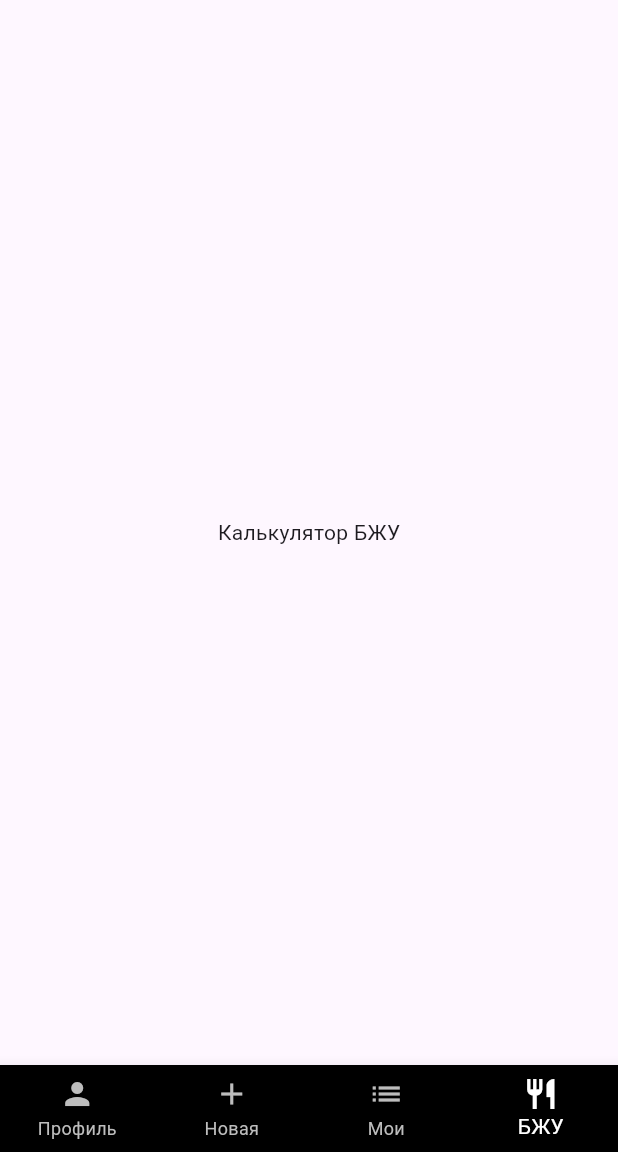
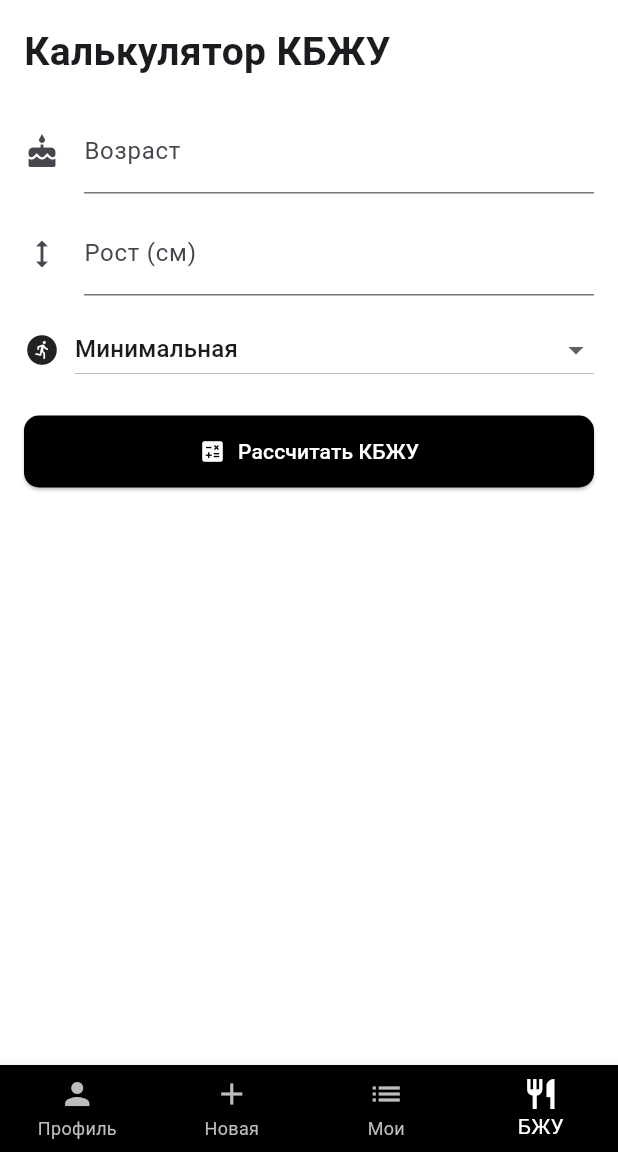
Before and after one commit to lon2graf/OnlyTestosteroneApp, a Flutter app: the HomeScreen screen opened by its route, item 4 of the bottom bar chosen, on a phone screen of 412 x 824 dp, the part 84-1236 px from its top. Run offline on Flutter 3.47's test engine with Material 3 defaults, Android fonts, the phone set to English and light mode, and no system bars; our stand-ins replace flutter_dotenv, flutter_svg, go_router, shared_preferences, supabase_flutter; accounts and stored records are empty; project files that could hold a hidden picture were left out.

Commit message:
сделал экран рассчета кбжу

```diff
--- a/lib/screens/calculator_screen.dart
+++ b/lib/screens/calculator_screen.dart
@@ -0,0 +1,185 @@
+import 'package:flutter/material.dart';
+import 'package:only_testosterone/models/user_model.dart';
+import 'package:only_testosterone/services/user_preferences.dart';
+import 'package:only_testosterone/services/user_services.dart';
+
+class CalculatorScreen extends StatefulWidget {
+  const CalculatorScreen({super.key});
+
+  @override
+  State<CalculatorScreen> createState() => _CalculatorScreenState();
+}
+
+class _CalculatorScreenState extends State<CalculatorScreen> {
+  final TextEditingController _ageController = TextEditingController();
+  final TextEditingController _heightController = TextEditingController();
+
+  double _activityLevel = 1.2;
+  double? _calories;
+  double? _protein;
+  double? _fats;
+  double? _carbs;
+
+  UserModel? _user;
+
+  @override
+  void initState() {
+    super.initState();
+    _loadUser();
+  }
+
+  Future<void> _loadUser() async {
+    final userId = await UserPreferences.getUserId();
+    if (userId != null) {
+      final user = await UserServices.getUserById(userId);
+      setState(() {
+        _user = user;
+      });
+    }
+  }
+
+  void _showError(String message) {
+    ScaffoldMessenger.of(context).showSnackBar(
+      SnackBar(content: Text(message), backgroundColor: Colors.red),
+    );
+  }
+
+  void _calculate() {
+    final weight = _user?.weight ?? 0;
+    final gender = _user?.gender;
+    final height = double.tryParse(_heightController.text);
+    final age = int.tryParse(_ageController.text);
+
+    if (weight <= 0 || gender == null) {
+      _showError("Не удалось загрузить данные пользователя.");
+      return;
+    }
+
+    if (age == null || age < 0 || age > 110) {
+      _showError("Введите возраст от 0 до 110.");
+      return;
+    }
+
+    if (height == null || height < 100 || height > 230) {
+      _showError("Введите рост от 100 до 230 см.");
+      return;
+    }
+
+    double bmr = gender == 'М'
+        ? 10 * weight + 6.25 * height - 5 * age + 5
+        : 10 * weight + 6.25 * height - 5 * age - 161;
+
+    final tdee = bmr * _activityLevel;
+
+    setState(() {
+      _calories = tdee;
+      _protein = weight * 2.0;
+      _fats = weight * 1.0;
+      _carbs = (tdee - (_protein! * 4 + _fats! * 9)) / 4;
+    });
+  }
+
+  @override
+  Widget build(BuildContext context) {
+    return SafeArea(
+      child: Container(
+        color: Colors.white,
+        padding: const EdgeInsets.all(16),
+        child: ListView(
+          children: [
+            const Text(
+              "Калькулятор КБЖУ",
+              style: TextStyle(fontSize: 26, fontWeight: FontWeight.bold),
+            ),
+            const SizedBox(height: 20),
+            TextField(
+              controller: _ageController,
+              keyboardType: TextInputType.number,
+              decoration: const InputDecoration(
+                icon: Icon(Icons.cake),
+                labelText: "Возраст",
+              ),
+            ),
+            const SizedBox(height: 12),
+            TextField(
+              controller: _heightController,
+              keyboardType: TextInputType.number,
+              decoration: const InputDecoration(
+                icon: Icon(Icons.height),
+                labelText: "Рост (см)",
+              ),
+            ),
+            const SizedBox(height: 12),
+            Row(
+              children: [
+                const Icon(Icons.run_circle),
+                const SizedBox(width: 10),
+                Expanded(
+                  child: DropdownButton<double>(
+                    isExpanded: true,
+                    value: _activityLevel,
+                    items: const [
+                      DropdownMenuItem(value: 1.2, child: Text("Минимальная")),
+                      DropdownMenuItem(value: 1.375, child: Text("Низкая (1-2 тренировки)")),
+                      DropdownMenuItem(value: 1.55, child: Text("Средняя (3-4 тренировки)")),
+                      DropdownMenuItem(value: 1.725, child: Text("Высокая (5+ тренировок)")),
+                      DropdownMenuItem(value: 1.9, child: Text("Очень высокая (2х в день)")),
+                    ],
+                    onChanged: (value) {
+                      setState(() {
+                        _activityLevel = value!;
+                      });
+                    },
+                  ),
+                ),
+              ],
+            ),
+            const SizedBox(height: 20),
+            ElevatedButton(
+              onPressed: _calculate,
+              style: ElevatedButton.styleFrom(
+                backgroundColor: Colors.black,
+                foregroundColor: Colors.white,
+                padding: const EdgeInsets.symmetric(vertical: 14),
+                shape: RoundedRectangleBorder(
+                  borderRadius: BorderRadius.circular(10),
+                ),
+              ),
+              child: const Row(
+                mainAxisAlignment: MainAxisAlignment.center,
+                children: [
+                  Icon(Icons.calculate),
+                  SizedBox(width: 8),
+                  Text("Рассчитать КБЖУ"),
+                ],
+              ),
+            ),
+            const SizedBox(height: 30),
+            if (_calories != null) ...[
+              _buildResult("Калории", _calories!, Icons.local_fire_department),
+              _buildResult("Белки (г)", _protein!, Icons.fitness_center),
+              _buildResult("Жиры (г)", _fats!, Icons.egg),
+              _buildResult("Углеводы (г)", _carbs!, Icons.rice_bowl),
+            ]
+          ],
+        ),
+      ),
+    );
+  }
+
+  Widget _buildResult(String label, double value, IconData icon) {
+    return Padding(
+      padding: const EdgeInsets.symmetric(vertical: 6),
+      child: Row(
+        children: [
+          Icon(icon, color: Colors.deepPurple),
+          const SizedBox(width: 12),
+          Text(
+            "$label: ${value.toStringAsFixed(0)}",
+            style: const TextStyle(fontSize: 16),
+          ),
+        ],
+      ),
+    );
+  }
+}
--- a/lib/screens/home_screen.dart
+++ b/lib/screens/home_screen.dart
@@ -1,4 +1,5 @@
 import 'package:flutter/material.dart';
+import 'package:only_testosterone/screens/calculator_screen.dart';
 import 'package:only_testosterone/screens/generate_program_screen.dart';
 import 'package:only_testosterone/screens/profile_screen.dart';
 import 'package:only_testosterone/screens/user_programs_screen.dart';
@@ -18,7 +19,7 @@ class _HomeScreenState extends State<HomeScreen> {
     ProfileScreen(),
     TrainingProgramGeneratorScreen(),
     UserProgramsScreen(),
-    Center(child: Text('Калькулятор БЖУ')),
+    CalculatorScreen(),
   ];
 
   void _onItemTapped(int index) {
```
